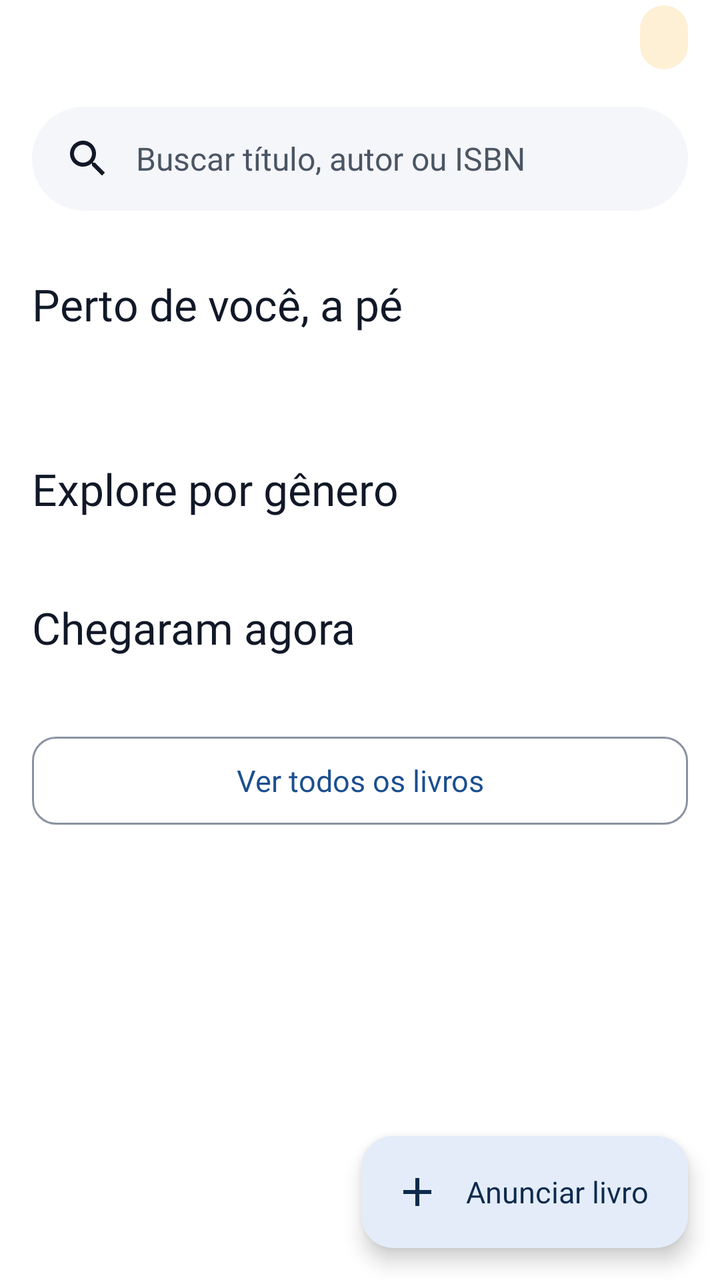
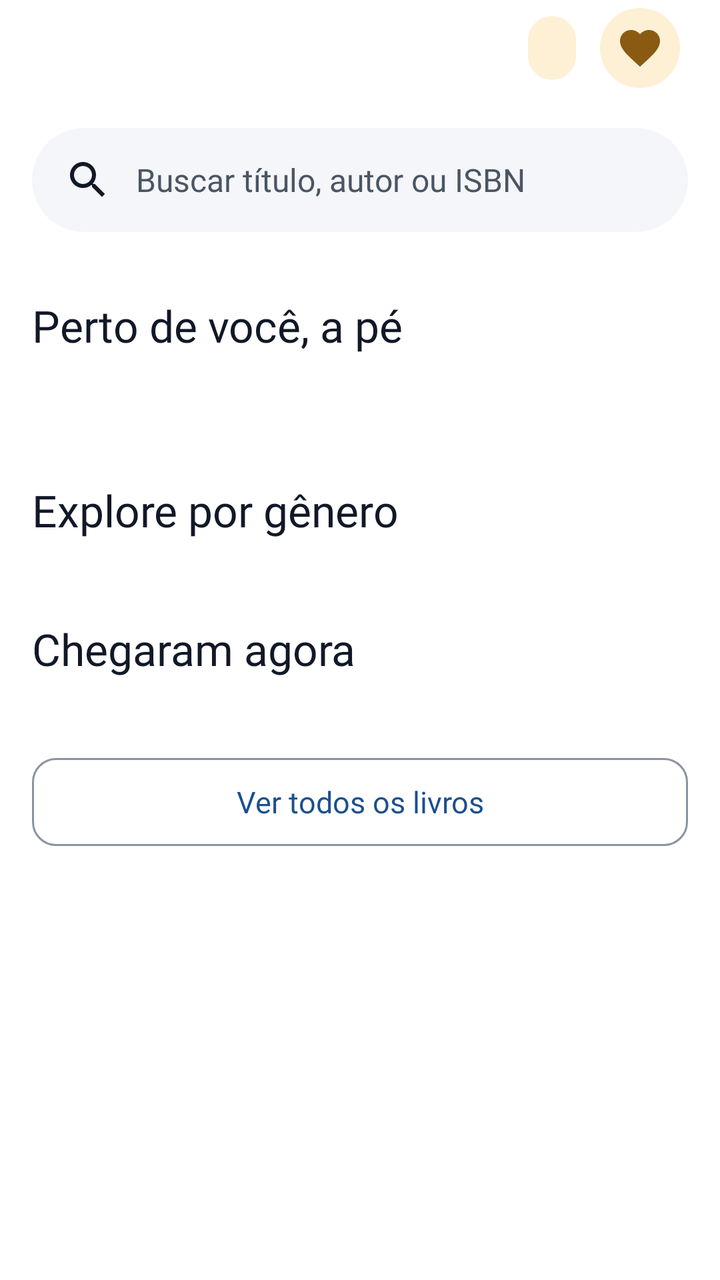

The first picture is an Android layout as it rendered before a commit; the second is the same layout after the commit. The layout source and the unified diff follow.
<!-- AndroidManifest.xml: application theme Theme.LeiaUFMS -->
<!-- res/layout/fragment_home.xml -->
<?xml version="1.0" encoding="utf-8"?>
<androidx.coordinatorlayout.widget.CoordinatorLayout xmlns:android="http://schemas.android.com/apk/res/android"
    xmlns:app="http://schemas.android.com/apk/res-auto"
    android:layout_width="match_parent"
    android:layout_height="match_parent">

    <androidx.core.widget.NestedScrollView
        android:id="@+id/scroll"
        android:layout_width="match_parent"
        android:layout_height="match_parent"
        android:defaultFocusHighlightEnabled="false">

    <LinearLayout
        android:layout_width="match_parent"
        android:layout_height="wrap_content"
        android:orientation="vertical"
        android:paddingBottom="@dimen/fab_clearance">

        <LinearLayout
            android:layout_width="match_parent"
            android:layout_height="wrap_content"
            android:gravity="center_vertical"
            android:orientation="horizontal"
            android:paddingStart="@dimen/screen_margin"
            android:paddingEnd="@dimen/screen_margin">

            <TextView
                android:id="@+id/hello"
                android:layout_width="0dp"
                android:layout_height="wrap_content"
                android:layout_weight="1"
                android:accessibilityHeading="true"
                android:textAppearance="@style/TextAppearance.Leia.Display"
                android:textColor="@color/leia_on_background" />

            <TextView
                android:id="@+id/credits"
                android:layout_width="wrap_content"
                android:layout_height="wrap_content"
                android:background="@drawable/bg_credit_pill"
                android:drawablePadding="@dimen/space_xxs"
                android:minHeight="@dimen/size_32"
                android:gravity="center_vertical"
                android:paddingStart="@dimen/space_s"
                android:paddingEnd="@dimen/space_s"
                android:textAppearance="@style/TextAppearance.Leia.Label"
                android:textColor="@color/leia_on_tertiary_container" />
        </LinearLayout>

        <TextView
            android:id="@+id/search"
            android:layout_width="match_parent"
            android:layout_height="@dimen/button_height"
            android:layout_marginStart="@dimen/screen_margin"
            android:layout_marginTop="@dimen/space_m"
            android:layout_marginEnd="@dimen/screen_margin"
            android:background="@drawable/bg_pill"
            android:clickable="true"
            android:drawablePadding="@dimen/space_s"
            android:focusable="true"
            android:foreground="?attr/selectableItemBackground"
            android:gravity="center_vertical"
            android:paddingStart="@dimen/space_m"
            android:paddingEnd="@dimen/space_m"
            android:text="@string/home_search"
            android:textAppearance="@style/TextAppearance.Leia.Body"
            android:textColor="@color/leia_on_surface_variant"
            app:drawableStartCompat="@drawable/ic_search" />

        <LinearLayout
            android:id="@+id/for_you"
            android:layout_width="match_parent"
            android:layout_height="wrap_content"
            android:orientation="vertical"
            android:visibility="gone">

            <TextView
                style="@style/Widget.Leia.HomeSection"
                android:text="@string/home_for_you" />

            <LinearLayout
                android:id="@+id/for_you_list"
                android:layout_width="match_parent"
                android:layout_height="wrap_content"
                android:layout_marginTop="@dimen/space_s"
                android:orientation="vertical"
                android:paddingStart="@dimen/screen_margin"
                android:paddingEnd="@dimen/screen_margin" />
        </LinearLayout>

        <TextView
            android:id="@+id/near_title"
            style="@style/Widget.Leia.HomeSection"
            android:text="@string/home_near" />

        <TextView
            android:id="@+id/near_sub"
            android:layout_width="match_parent"
            android:layout_height="wrap_content"
            android:layout_marginStart="@dimen/screen_margin"
            android:layout_marginEnd="@dimen/screen_margin"
            android:textAppearance="@style/TextAppearance.Leia.BodySmall"
            android:textColor="@color/leia_on_surface_variant" />

        <androidx.recyclerview.widget.RecyclerView
            android:id="@+id/near_list"
            android:layout_width="match_parent"
            android:layout_height="wrap_content"
            android:layout_marginTop="@dimen/space_s"
            android:clipToPadding="false"
            android:nestedScrollingEnabled="false"
            android:orientation="horizontal"
            android:paddingStart="@dimen/screen_margin"
            android:paddingEnd="@dimen/screen_margin"
            app:layoutManager="androidx.recyclerview.widget.LinearLayoutManager" />

        <LinearLayout
            android:id="@+id/near_invite"
            android:layout_width="match_parent"
            android:layout_height="wrap_content"
            android:layout_marginStart="@dimen/screen_margin"
            android:layout_marginTop="@dimen/space_s"
            android:layout_marginEnd="@dimen/screen_margin"
            android:background="@drawable/bg_notice"
            android:gravity="center_vertical"
            android:orientation="horizontal"
            android:padding="@dimen/space_s"
            android:visibility="gone">

            <TextView
                android:id="@+id/near_invite_text"
                android:layout_width="0dp"
                android:layout_height="wrap_content"
                android:layout_weight="1"
                android:drawablePadding="@dimen/space_xs"
                android:text="@string/home_near_invite"
                android:textAppearance="@style/TextAppearance.Leia.BodySmall"
                android:textColor="@color/leia_on_background"
                app:drawableStartCompat="@drawable/ic_walk" />

            <com.google.android.material.button.MaterialButton
                android:id="@+id/near_invite_action"
                style="?attr/borderlessButtonStyle"
                android:layout_width="wrap_content"
                android:layout_height="wrap_content"
                android:text="@string/action_activate_location" />
        </LinearLayout>

        <TextView
            android:id="@+id/course_title"
            android:visibility="gone"
            style="@style/Widget.Leia.HomeSection"
            android:text="@string/home_course" />

        <TextView
            android:id="@+id/course_sub"
            android:visibility="gone"
            android:layout_width="match_parent"
            android:layout_height="wrap_content"
            android:layout_marginStart="@dimen/screen_margin"
            android:layout_marginEnd="@dimen/screen_margin"
            android:textAppearance="@style/TextAppearance.Leia.BodySmall"
            android:textColor="@color/leia_on_surface_variant" />

        <androidx.recyclerview.widget.RecyclerView
            android:id="@+id/course_list"
            android:visibility="gone"
            android:layout_width="match_parent"
            android:layout_height="wrap_content"
            android:layout_marginTop="@dimen/space_s"
            android:clipToPadding="false"
            android:nestedScrollingEnabled="false"
            android:orientation="horizontal"
            android:paddingStart="@dimen/screen_margin"
            android:paddingEnd="@dimen/screen_margin"
            app:layoutManager="androidx.recyclerview.widget.LinearLayoutManager" />


        <TextView
            android:id="@+id/because_title"
            style="@style/Widget.Leia.HomeSection"
            android:visibility="gone" />

        <androidx.recyclerview.widget.RecyclerView
            android:id="@+id/because_list"
            android:layout_width="match_parent"
            android:layout_height="wrap_content"
            android:layout_marginTop="@dimen/space_s"
            android:clipToPadding="false"
            android:nestedScrollingEnabled="false"
            android:orientation="horizontal"
            android:paddingStart="@dimen/screen_margin"
            android:paddingEnd="@dimen/screen_margin"
            android:visibility="gone"
            app:layoutManager="androidx.recyclerview.widget.LinearLayoutManager" />

        <TextView
            android:id="@+id/genre_title"
            style="@style/Widget.Leia.HomeSection"
            android:visibility="gone" />

        <androidx.recyclerview.widget.RecyclerView
            android:id="@+id/genre_list"
            android:layout_width="match_parent"
            android:layout_height="wrap_content"
            android:layout_marginTop="@dimen/space_s"
            android:clipToPadding="false"
            android:nestedScrollingEnabled="false"
            android:orientation="horizontal"
            android:paddingStart="@dimen/screen_margin"
            android:paddingEnd="@dimen/screen_margin"
            android:visibility="gone"
            app:layoutManager="androidx.recyclerview.widget.LinearLayoutManager" />

        <TextView
            style="@style/Widget.Leia.HomeSection"
            android:text="@string/home_genres" />

        <HorizontalScrollView
            android:layout_width="match_parent"
            android:layout_height="wrap_content"
            android:layout_marginTop="@dimen/space_xs"
            android:scrollbars="none">

            <com.google.android.material.chip.ChipGroup
                android:id="@+id/genres"
                android:layout_width="wrap_content"
                android:layout_height="wrap_content"
                android:paddingStart="@dimen/screen_margin"
                android:paddingEnd="@dimen/screen_margin"
                app:singleLine="true" />
        </HorizontalScrollView>

        <TextView
            android:id="@+id/fresh_title"
            style="@style/Widget.Leia.HomeSection"
            android:text="@string/home_new" />

        <androidx.recyclerview.widget.RecyclerView
            android:id="@+id/fresh_list"
            android:layout_width="match_parent"
            android:layout_height="wrap_content"
            android:layout_marginTop="@dimen/space_s"
            android:clipToPadding="false"
            android:nestedScrollingEnabled="false"
            android:orientation="horizontal"
            android:paddingStart="@dimen/screen_margin"
            android:paddingEnd="@dimen/screen_margin"
            app:layoutManager="androidx.recyclerview.widget.LinearLayoutManager" />

        <com.google.android.material.button.MaterialButton
            android:id="@+id/button_all"
            style="?attr/materialButtonOutlinedStyle"
            android:layout_width="match_parent"
            android:layout_height="wrap_content"
            android:layout_marginStart="@dimen/screen_margin"
            android:layout_marginTop="@dimen/space_l"
            android:layout_marginEnd="@dimen/screen_margin"
            android:text="@string/home_all" />
    </LinearLayout>
    </androidx.core.widget.NestedScrollView>

    <com.google.android.material.floatingactionbutton.ExtendedFloatingActionButton
        android:id="@+id/fab_new"
        android:layout_width="wrap_content"
        android:layout_height="wrap_content"
        android:layout_gravity="bottom|end"
        android:layout_margin="@dimen/screen_margin"
        android:text="@string/action_new_listing"
        app:icon="@drawable/ic_add" />
</androidx.coordinatorlayout.widget.CoordinatorLayout>
<!-- resources referenced by this layout -->
<resources>
  <color name="leia_on_background">#111827</color>
  <color name="leia_on_surface_variant">#4B5563</color>
  <color name="leia_on_tertiary_container">#3D2A08</color>
  <dimen name="button_height">52dp</dimen>
  <dimen name="fab_clearance">88dp</dimen>
  <dimen name="screen_margin">16dp</dimen>
  <dimen name="size_32">32dp</dimen>
  <dimen name="space_l">24dp</dimen>
  <dimen name="space_m">16dp</dimen>
  <dimen name="space_s">12dp</dimen>
  <dimen name="space_xs">8dp</dimen>
  <dimen name="space_xxs">4dp</dimen>
  <!-- drawable ic_add (drawable) -->
  <vector xmlns:android="http://schemas.android.com/apk/res/android"
      android:width="24dp"
      android:height="24dp"
      android:viewportWidth="24"
      android:viewportHeight="24"
      android:tint="?attr/colorOnSurface">
    <path
        android:fillColor="@android:color/white"
        android:pathData="M19,13h-6v6h-2v-6H5v-2h6V5h2v6h6v2z"/>
  </vector>
  <string name="action_activate_location">Ativar localização</string>
  <string name="action_new_listing">Anunciar livro</string>
  <string name="home_all">Ver todos os livros</string>
  <string name="home_course">Para o seu curso</string>
  <string name="home_for_you">Pra você agora</string>
  <string name="home_genres">Explore por gênero</string>
  <string name="home_near">Perto de você, a pé</string>
  <string name="home_near_invite">Ative a localização para ver o que dá para buscar a pé.</string>
  <string name="home_new">Chegaram agora</string>
  <string name="home_search">Buscar título, autor ou ISBN</string>
  <style name="Theme.LeiaUFMS" parent="Base.Theme.LeiaUFMS" />
  <color name="leia_tertiary_container">#FDF0D5</color>
  <color name="leia_surface_container">#F4F6FA</color>
  <dimen name="radius_m">12dp</dimen>
  <dimen name="space_xl">32dp</dimen>
  <color name="leia_primary">#1B4F8F</color>
  <color name="leia_on_primary">#FFFFFF</color>
  <color name="leia_primary_container">#E3ECF8</color>
  <color name="leia_on_primary_container">#0D2A4D</color>
  <color name="leia_tertiary">#8A5A12</color>
  <color name="leia_on_tertiary">#FFFFFF</color>
  <color name="leia_error">#B42318</color>
  <color name="leia_on_error">#FFFFFF</color>
  <color name="leia_error_container">#FDE3E1</color>
  <color name="leia_on_error_container">#5A0E09</color>
  <color name="leia_background">#FFFFFF</color>
  <color name="leia_surface">#FFFFFF</color>
  <color name="leia_outline">#8A93A1</color>
  <color name="leia_inverse_primary">#8DB8F2</color>
  <color name="leia_outline_variant">#E5E7EB</color>
  <dimen name="touch_target">48dp</dimen>
  <dimen name="radius_s">8dp</dimen>
  <dimen name="radius_l">16dp</dimen>
  <dimen name="radius_button">12dp</dimen>
  <dimen name="elevation_card">2dp</dimen>
  <style name="TextAppearance.Leia.NavInactive" parent="TextAppearance.Leia.Label">
          <item name="android:textSize">12sp</item>
      </style>
  <dimen name="elevation_hero">6dp</dimen>
  <!-- unchanged entries left out for length: 30 -->
</resources>

<!-- the commit's change to res/layout/fragment_home.xml (unified diff, before → after) -->
@@ -45,6 +45,43 @@
                 android:paddingEnd="@dimen/space_s"
                 android:textAppearance="@style/TextAppearance.Leia.Label"
                 android:textColor="@color/leia_on_tertiary_container" />
+
+            
+            <FrameLayout
+                android:id="@+id/wishes_button"
+                android:layout_width="@dimen/touch_target"
+                android:layout_height="@dimen/touch_target"
+                android:layout_marginStart="@dimen/space_xs"
+                android:background="?attr/selectableItemBackgroundBorderless"
+                android:clickable="true"
+                android:contentDescription="@string/open_wishes"
+                android:focusable="true">
+
+                <ImageView
+                    android:layout_width="@dimen/heart_button"
+                    android:layout_height="@dimen/heart_button"
+                    android:layout_gravity="center"
+                    android:background="@drawable/bg_circle_tertiary"
+                    android:importantForAccessibility="no"
+                    android:padding="@dimen/space_xs"
+                    android:src="@drawable/ic_favorite"
+                    app:tint="@color/leia_tertiary" />
+
+                <TextView
+                    android:id="@+id/wishes_count"
+                    android:layout_width="wrap_content"
+                    android:layout_height="wrap_content"
+                    android:layout_gravity="top|end"
+                    android:background="@drawable/bg_count_badge"
+                    android:gravity="center"
+                    android:importantForAccessibility="no"
+                    android:minWidth="@dimen/count_badge"
+                    android:paddingStart="@dimen/space_xxs"
+                    android:paddingEnd="@dimen/space_xxs"
+                    android:textAppearance="@style/TextAppearance.Leia.Caption"
+                    android:textColor="@color/leia_on_success_container"
+                    android:visibility="gone" />
+            </FrameLayout>
         </LinearLayout>
 
         <TextView
@@ -260,12 +297,4 @@
     </LinearLayout>
     </androidx.core.widget.NestedScrollView>
 
-    <com.google.android.material.floatingactionbutton.ExtendedFloatingActionButton
-        android:id="@+id/fab_new"
-        android:layout_width="wrap_content"
-        android:layout_height="wrap_content"
-        android:layout_gravity="bottom|end"
-        android:layout_margin="@dimen/screen_margin"
-        android:text="@string/action_new_listing"
-        app:icon="@drawable/ic_add" />
 </androidx.coordinatorlayout.widget.CoordinatorLayout>
<!-- resource entries referenced after the edit -->
@@ -1,10 +1,13 @@
 <!-- resources referenced by this layout -->
 <resources>
   <color name="leia_on_background">#111827</color>
+  <color name="leia_on_success_container">#14532D</color>
   <color name="leia_on_surface_variant">#4B5563</color>
   <color name="leia_on_tertiary_container">#3D2A08</color>
   <dimen name="button_height">52dp</dimen>
+  <dimen name="count_badge">20dp</dimen>
   <dimen name="fab_clearance">88dp</dimen>
+  <dimen name="heart_button">40dp</dimen>
   <dimen name="screen_margin">16dp</dimen>
   <dimen name="size_32">32dp</dimen>
   <dimen name="space_l">24dp</dimen>
@@ -12,19 +15,7 @@
   <dimen name="space_s">12dp</dimen>
   <dimen name="space_xs">8dp</dimen>
   <dimen name="space_xxs">4dp</dimen>
-  <!-- drawable ic_add (drawable) -->
-  <vector xmlns:android="http://schemas.android.com/apk/res/android"
-      android:width="24dp"
-      android:height="24dp"
-      android:viewportWidth="24"
-      android:viewportHeight="24"
-      android:tint="?attr/colorOnSurface">
-    <path
-        android:fillColor="@android:color/white"
-        android:pathData="M19,13h-6v6h-2v-6H5v-2h6V5h2v6h6v2z"/>
-  </vector>
   <string name="action_activate_location">Ativar localização</string>
-  <string name="action_new_listing">Anunciar livro</string>
   <string name="home_all">Ver todos os livros</string>
   <string name="home_course">Para o seu curso</string>
   <string name="home_for_you">Pra você agora</string>
@@ -33,8 +24,10 @@
   <string name="home_near_invite">Ative a localização para ver o que dá para buscar a pé.</string>
   <string name="home_new">Chegaram agora</string>
   <string name="home_search">Buscar título, autor ou ISBN</string>
+  <string name="open_wishes">Seus desejos</string>
   <style name="Theme.LeiaUFMS" parent="Base.Theme.LeiaUFMS" />
   <color name="leia_tertiary_container">#FDF0D5</color>
+  <color name="leia_success_container">#DCFCE7</color>
   <color name="leia_surface_container">#F4F6FA</color>
   <dimen name="radius_m">12dp</dimen>
   <dimen name="space_xl">32dp</dimen>
@@ -54,6 +47,29 @@
   <color name="leia_inverse_primary">#8DB8F2</color>
   <color name="leia_outline_variant">#E5E7EB</color>
   <dimen name="touch_target">48dp</dimen>
+  <!-- drawable bg_circle_tertiary (drawable) -->
+  <?xml version="1.0" encoding="utf-8"?>
+  <shape xmlns:android="http://schemas.android.com/apk/res/android" android:shape="oval">
+      <solid android:color="@color/leia_tertiary_container" />
+  </shape>
+  <!-- drawable bg_count_badge (drawable) -->
+  <?xml version="1.0" encoding="utf-8"?>
+  <shape xmlns:android="http://schemas.android.com/apk/res/android" android:shape="rectangle">
+      <solid android:color="@color/leia_success_container" />
+      <stroke android:width="2dp" android:color="@color/leia_background" />
+      <corners android:radius="10dp" />
+  </shape>
+  <!-- drawable ic_favorite (drawable) -->
+  <vector xmlns:android="http://schemas.android.com/apk/res/android"
+      android:width="24dp"
+      android:height="24dp"
+      android:viewportWidth="24"
+      android:viewportHeight="24"
+      android:tint="?attr/colorOnSurface">
+    <path
+        android:fillColor="@android:color/white"
+        android:pathData="M12,21.35l-1.45,-1.32C5.4,15.36 2,12.28 2,8.5 2,5.42 4.42,3 7.5,3c1.74,0 3.41,0.81 4.5,2.09C13.09,3.81 14.76,3 16.5,3 19.58,3 22,5.42 22,8.5c0,3.78 -3.4,6.86 -8.55,11.54L12,21.35z"/>
+  </vector>
   <dimen name="radius_s">8dp</dimen>
   <dimen name="radius_l">16dp</dimen>
   <dimen name="radius_button">12dp</dimen>
